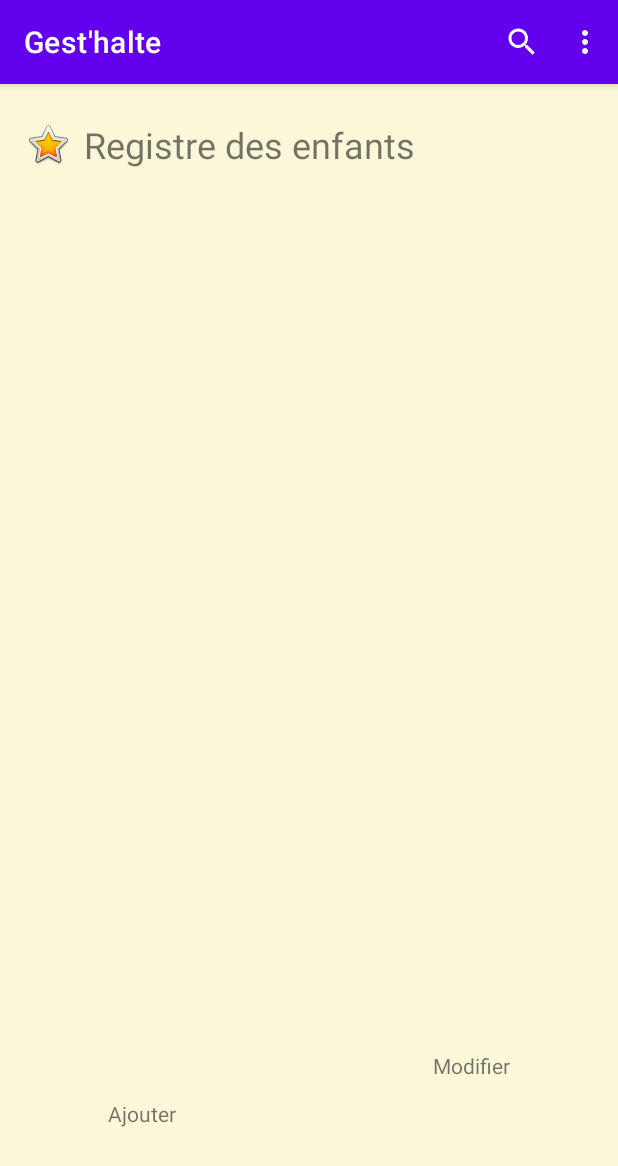
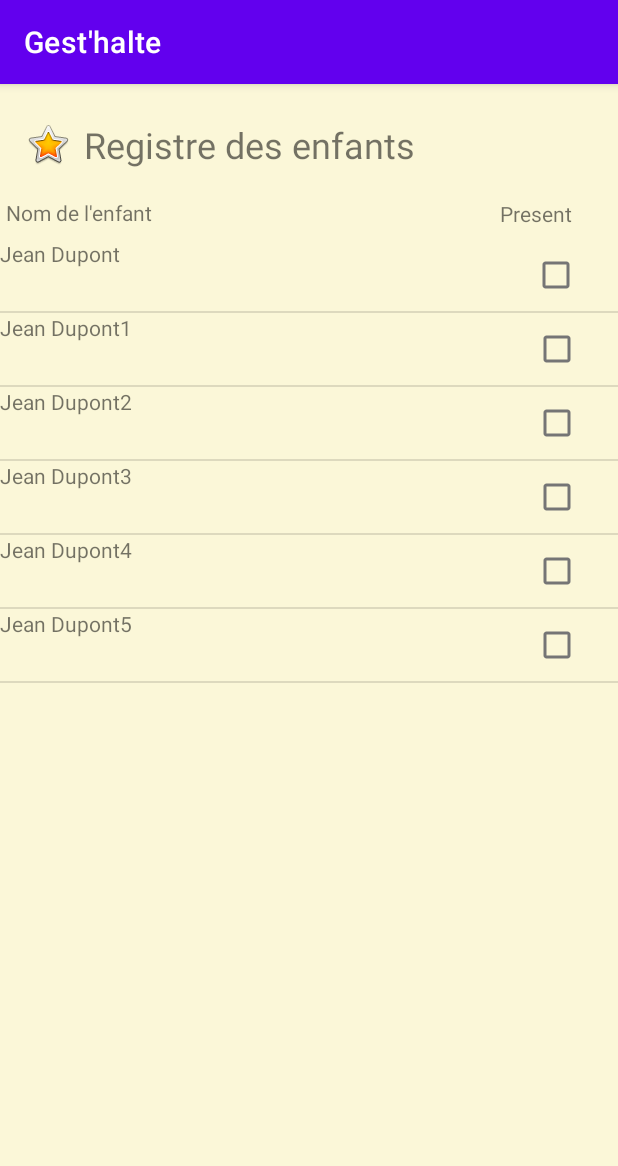
Before and after one commit to PolyYann/Gesthalte, an Android app: the screen it shows after launch (RegistreActivity), after a tap on an icon or button, on a phone screen of 412 x 824 dp. Shown: the top 1166 px of the screen. Run offline under Robolectric (Android 15) with nearby library versions, the phone set to English and light mode, and no system bars.

Commit message:
modifier enfant a tester

```diff
--- a/app/src/main/java/com/lebeau/gesthalte/RegistreActivity.java
+++ b/app/src/main/java/com/lebeau/gesthalte/RegistreActivity.java
@@ -5,18 +5,21 @@ import androidx.appcompat.app.AppCompatActivity;
 
 import android.content.Intent;
 import android.os.Bundle;
+import android.view.ActionMode;
 import android.view.Menu;
+import android.view.MenuInflater;
 import android.view.MenuItem;
 import android.view.View;
+import android.widget.AbsListView;
 import android.widget.AdapterView;
 import android.widget.CheckBox;
+import android.widget.ListView;
 import android.widget.TextView;
 import android.widget.Toast;
 
 import java.util.ArrayList;
-import java.util.HashMap;
+import java.util.List;
 
-import model.CheckedEnfant;
 import model.CustomListAdapter;
 import model.DBAdapter;
 import model.Enfant;
@@ -24,99 +27,77 @@ import model.RegistreEnfants;
 
 public class RegistreActivity extends AppCompatActivity {
  private Intent monIntent;
- private CustomListAdapter customListAdapter;
- private AdapterView listViewRegistre;
- private CheckBox chkPresent;
- private TextView lblEnfantNom;
+ private ListView listViewRegistre;
+ private CustomListAdapter adapter;
+ private List<String> nomComplets = new ArrayList<>();
 private DBAdapter dbAdapter;
+ private RegistreEnfants registreEnfants;
+private static boolean isActionMode = false;
 
     @Override
     protected void onCreate(Bundle savedInstanceState) {
         super.onCreate(savedInstanceState);
         setContentView(R.layout.activity_registre);
-//        setListener();
-        setWigets();
+        registreEnfants = RegistreEnfants.getInstance();
+        getNomComplets();
+        listViewRegistre = findViewById(R.id.listViewRegistre);
+        listViewRegistre.setChoiceMode(ListView.CHOICE_MODE_MULTIPLE_MODAL);
+        listViewRegistre.setMultiChoiceModeListener(modeListener);
+        adapter = new CustomListAdapter(nomComplets, this);
+        listViewRegistre.setAdapter(adapter);
+
     }
+    AbsListView.MultiChoiceModeListener modeListener = new AbsListView.MultiChoiceModeListener() {
+        @Override
+        public void onItemCheckedStateChanged(ActionMode actionMode, int i, long l, boolean b) {
 
-    private void setListener() {
-        listViewRegistre.setOnItemClickListener(new AdapterView.OnItemClickListener() {
-            @Override
-            public void onItemClick(AdapterView<?> adapterView, View view, int i, long l) {
-                //todo intent vers modifier
-            }
-        });    }
-
-    private void setWigets() {
-        monIntent = getIntent();
-        listViewRegistre = findViewById(R.id.listViewRegistre);
-        chkPresent = findViewById(R.id.chkPresent);
-        lblEnfantNom = findViewById(R.id.lblEnfantNom);
-        String[] from = {"nomComplet", "present"};
-        ArrayList<CheckedEnfant> listEnfants = new ArrayList<>();
-        int[] to = {R.id.lblEnfantNom, R.id.chkPresent};
-
-
-        //liste des enfants avec ou sans checked
-        for(Enfant e : RegistreEnfants.getInstance().getEnfants(this)){
-            String nomComplet = e.getPrenom() + " " + e.getNom();
-            CheckedEnfant chkEnfant = new CheckedEnfant(nomComplet, e.isPresent());
-           listEnfants.add(chkEnfant);
-        }
-        customListAdapter = new CustomListAdapter(this, listEnfants);
-          listViewRegistre.setAdapter(customListAdapter);
         }
 
         @Override
-    public boolean onCreateOptionsMenu(@NonNull Menu menu) {
-        getMenuInflater().inflate(R.menu.menu, menu);
-        return super.onCreateOptionsMenu(menu);
-    }
-    @Override
-    public boolean onOptionsItemSelected(@NonNull MenuItem item) {
-        int option = item.getItemId();
-        switch (option) {
-            case R.id.app_bar_search:
-                break;
-            case R.id.menuRegistre:
-                monIntent = new Intent(this, RegistreActivity.class);
-                startActivity(monIntent);
-                break;
-            case R.id.menuAjouter:
-                monIntent = new Intent(this, AjouterActivity.class);
-                startActivity(monIntent);
-                break;
-            case R.id.menuPresences:
-                Toast.makeText(this, R.string.presenceManagement,
-                        Toast.LENGTH_LONG).show();
-                break;
-            case R.id.menuLocaux:
-                Toast.makeText(this, R.string.roomManagement_Construction,
-                        Toast.LENGTH_LONG).show();
-                break;
-            case R.id.menuHoraires:
-                Toast.makeText(this, R.string.schedulePlanning_Construction,
-                        Toast.LENGTH_LONG).show();
-                break;
-        }
-        return super.onOptionsItemSelected(item);
+        public boolean onCreateActionMode(ActionMode actionMode, Menu menu) {
+
+            return false;
         }
 
-    public void onCheckboxClick(View view) {
-        boolean checked = ((CheckBox) view).isChecked();
+        @Override
+        public boolean onPrepareActionMode(ActionMode actionMode, Menu menu) {
+            return false;
+        }
 
-        switch (view.getId()) {
+        @Override
+        public boolean onActionItemClicked(ActionMode actionMode, MenuItem menuItem) {
+            return false;
+        }
 
-            case R.id.chkPresent:
-                int id = view.getId();
-                if (checked) {
-                    dbAdapter.modifierPresence(true, id);
-                } else {
-                    dbAdapter.modifierPresence(false,id);
+        @Override
+        public void onDestroyActionMode(ActionMode actionMode) {
+
         }
-                break;
+    };
 
-            default:
-                throw new IllegalStateException("Unexpected value: " + view.getId());
+    private void getNomComplets(){
+        for (Enfant enfant : registreEnfants.getEnfants()) {
+
+            nomComplets.add(enfant.getPrenom()+" "+enfant.getNom());
         }
     }
+
+//    public void onCheckboxClick(View view) {
+//        boolean checked = ((CheckBox) view).isChecked();
+//
+//        switch (view.getId()) {
+//
+//            case R.id.chkPresent:
+//                int id = view.getId();
+//                if (checked) {
+//                    dbAdapter.modifierPresence(true, id);
+//                } else {
+//                    dbAdapter.modifierPresence(false,id);
+//                }
+//                break;
+//
+//            default:
+//                throw new IllegalStateException("Unexpected value: " + view.getId());
+//        }
+//    }
 }
--- a/app/src/main/java/model/CheckedEnfant.java
+++ /dev/null
@@ -1,27 +0,0 @@
-package model;
-
-public class CheckedEnfant {
-    private String nomComplet;
-    private boolean isPresent;
-
-    public CheckedEnfant(String nomComplet, boolean isPresent) {
-        this.nomComplet = nomComplet;
-        this.isPresent = isPresent;
-    }
-
-    public String getNomComplet() {
-        return nomComplet;
-    }
-
-    public void setNomComplet(String nomComplet) {
-        this.nomComplet = nomComplet;
-    }
-
-    public boolean isPresent() {
-        return isPresent;
-    }
-
-    public void setPresent(boolean present) {
-        isPresent = present;
-    }
-}
--- a/app/src/main/java/model/CustomListAdapter.java
+++ b/app/src/main/java/model/CustomListAdapter.java
@@ -1,9 +1,16 @@
 package model;
 
+import android.app.Activity;
 import android.content.Context;
+import android.util.SparseBooleanArray;
+import android.view.ActionMode;
 import android.view.LayoutInflater;
+import android.view.Menu;
+import android.view.MenuInflater;
+import android.view.MenuItem;
 import android.view.View;
 import android.view.ViewGroup;
+import android.widget.AbsListView;
 import android.widget.ArrayAdapter;
 import android.widget.CheckBox;
 import android.widget.TextView;
@@ -15,34 +22,37 @@ import com.lebeau.gesthalte.R;
 import com.lebeau.gesthalte.RegistreActivity;
 
 import java.util.ArrayList;
+import java.util.List;
 
-public class CustomListAdapter extends ArrayAdapter<CheckedEnfant> {
-    private ArrayList<CheckedEnfant> listEnfant;
+public class CustomListAdapter extends ArrayAdapter<String> {
+    private List<String> nomComplets;
     private Context context;
-
-    public CustomListAdapter(Context context, ArrayList<CheckedEnfant> listEnfants) {
-        super(context, R.layout.enfant_list, listEnfants);
-        this.listEnfant = listEnfants;
+    DBAdapter dbAdapter;
+    public CustomListAdapter(List<String> nomComplet, @NonNull Context context) {
+        super(context, R.layout.enfant_list, nomComplet);
         this.context = context;
-
-    }
-
-
-
-    private class ViewHolder {
-        TextView lblEnfantNom;
-        CheckBox chkPresent;
+        this.nomComplets = nomComplet;
+        dbAdapter = new DBAdapter(context);
     }
 
     @NonNull
     @Override
     public View getView(int position, @Nullable View convertView, @NonNull ViewGroup parent) {
-        LayoutInflater inflater = (LayoutInflater) getContext().getSystemService(Context.LAYOUT_INFLATER_SERVICE);
-        View rowView = inflater.inflate(R.layout.activity_registre, parent, false);
-        TextView lblEnfantNom = rowView.findViewById(R.id.lblEnfantNom);
-        CheckBox chkPresent = rowView.findViewById(R.id.chkPresent);
-        lblEnfantNom.setText(listEnfant.get(position).getNomComplet());
-        chkPresent.setChecked(listEnfant.get(position).isPresent());
-        return rowView;
+        LayoutInflater inflater = ((Activity) context).getLayoutInflater();
+        View row = inflater.inflate(R.layout.enfant_list, parent, false);
+        TextView lblEnfantNom = row.findViewById(R.id.lblEnfantNom);
+        lblEnfantNom.setText(nomComplets.get(position));
+        CheckBox checkBox = row.findViewById(R.id.chkPresent);
+        checkBox.setOnClickListener(new View.OnClickListener() {
+            @Override
+            public void onClick(View view) {
+                if (checkBox.isChecked()) {
+                    dbAdapter.modifierPresence(true, RegistreEnfants.getInstance().getEnfant(position).get_id());
+                } else {
+                    dbAdapter.modifierPresence(false, RegistreEnfants.getInstance().getEnfant(position).get_id());
+                }
+            }
+        });
+        return row;
     }
 }
--- a/app/src/main/java/model/DBAdapter.java
+++ b/app/src/main/java/model/DBAdapter.java
@@ -85,6 +85,7 @@ public class DBAdapter {
         ContentValues values = new ContentValues();
         values.put(COL_EST_PRESENT, present);
         db.update(TABLE_E, values, COL_ID + "='" + id + "'", null);
+        Toast.makeText(context, "Presence modifiée", Toast.LENGTH_LONG).show();
         closeBD();
     }
 
--- a/app/src/main/java/model/RegistreEnfants.java
+++ b/app/src/main/java/model/RegistreEnfants.java
@@ -9,8 +9,8 @@ public class RegistreEnfants {
     private static final RegistreEnfants instance = new RegistreEnfants();
 
     private static final ArrayList<Enfant> listEnfants = new ArrayList<>();
-    private static final ArrayList<Enfant> mockEnfants = new ArrayList<>(List.of(new Enfant("Dupont", "Jean", "datenaissance",24,"telephone","addresse","ville","province","codePost","allergies", "parent1","parent2","parent3","persAuth",false),new Enfant("Dupont", "Jean", "datenaissance",24,"telephone","addresse","ville","province","codePost","allergies", "parent1","parent2","parent3","persAuth",false)
-            ,new Enfant("Dupont1", "Jean", "datenaissance",24,"telephone","addresse","ville","province","codePost","allergies", "parent1","parent2","parent3","persAuth",false),
+    private static final ArrayList<Enfant> mockEnfants = new ArrayList<>(List.of(new Enfant("Dupont", "Jean", "datenaissance",24,"telephone","addresse","ville","province","codePost","allergies", "parent1","parent2","parent3","persAuth",false),
+            new Enfant("Dupont1", "Jean", "datenaissance",24,"telephone","addresse","ville","province","codePost","allergies", "parent1","parent2","parent3","persAuth",false),
             new Enfant("Dupont2", "Jean", "datenaissance",24,"telephone","addresse","ville","province","codePost","allergies", "parent1","parent2","parent3","persAuth",false),
             new Enfant("Dupont3", "Jean", "datenaissance",24,"telephone","addresse","ville","province","codePost","allergies", "parent1","parent2","parent3","persAuth",false),
             new Enfant("Dupont4", "Jean", "datenaissance",24,"telephone","addresse","ville","province","codePost","allergies", "parent1","parent2","parent3","persAuth",false),
@@ -31,10 +31,10 @@ public class RegistreEnfants {
     public void supprimerEnfant(Enfant enfant) {
         listEnfants.remove(enfant);
     }
-    public Enfant afficherEnfant(int id) {
+    public Enfant getEnfant(int id) {
         return listEnfants.get(id);
     }
-    public List<Enfant> getEnfants(Context context) {
+    public List<Enfant> getEnfants() {
         return listEnfants;
     }
 
--- a/app/src/main/res/layout/activity_registre.xml
+++ b/app/src/main/res/layout/activity_registre.xml
@@ -36,7 +36,8 @@
         android:id="@+id/listViewRegistre"
         android:layout_width="0dp"
         android:layout_height="0dp"
-        app:layout_constraintBottom_toTopOf="@+id/btnRegAjout"
+        android:layout_marginTop="8dp"
+        app:layout_constraintBottom_toBottomOf="parent"
         app:layout_constraintEnd_toEndOf="parent"
         app:layout_constraintHorizontal_bias="0.0"
         app:layout_constraintStart_toStartOf="parent"
@@ -46,29 +47,24 @@
         android:id="@+id/textView2"
         android:layout_width="wrap_content"
         android:layout_height="wrap_content"
-        android:layout_marginStart="72dp"
-        android:layout_marginTop="555dp"
-        android:layout_marginBottom="72dp"
+        android:layout_marginStart="4dp"
 
-        android:text="@string/add"
-        app:layout_constraintBottom_toBottomOf="parent"
+        android:layout_marginTop="20dp"
+        android:text="@string/nom_de_l_enfant"
         app:layout_constraintStart_toStartOf="parent"
-        app:layout_constraintTop_toBottomOf="@+id/imageView"
-        app:layout_constraintVertical_bias="1.0" />
+        app:layout_constraintTop_toBottomOf="@+id/imageView" />
 
     <TextView
         android:id="@+id/textView3"
         android:layout_width="wrap_content"
         android:layout_height="wrap_content"
-        android:layout_marginStart="70dp"
-        android:layout_marginTop="555dp"
-        android:layout_marginEnd="72dp"
-        android:layout_marginBottom="72dp"
-        android:onClick="onRegModifier"
-        android:text="@string/modifier"
-        app:layout_constraintBottom_toBottomOf="parent"
+        android:layout_marginStart="16dp"
+        android:layout_marginTop="20dp"
+        android:layout_marginEnd="16dp"
+        android:text="@string/presence"
         app:layout_constraintEnd_toEndOf="parent"
-        app:layout_constraintStart_toEndOf="@+id/btnRegAjout"
+        app:layout_constraintHorizontal_bias="0.936"
+        app:layout_constraintStart_toEndOf="@+id/textView2"
         app:layout_constraintTop_toBottomOf="@+id/textView" />
 
 </androidx.constraintlayout.widget.ConstraintLayout>
--- a/app/src/main/res/layout/enfant_list.xml
+++ b/app/src/main/res/layout/enfant_list.xml
@@ -7,22 +7,24 @@
 
     <LinearLayout
         android:layout_width="match_parent"
-        android:layout_height="match_parent"
+        android:layout_height="wrap_content"
         android:orientation="horizontal"
-        tools:layout_editor_absoluteX="-152dp"
-        tools:layout_editor_absoluteY="201dp">
+        app:layout_constraintBottom_toBottomOf="parent"
+        app:layout_constraintEnd_toEndOf="parent"
+        app:layout_constraintStart_toStartOf="parent"
+        app:layout_constraintTop_toTopOf="parent">
 
         <LinearLayout
             android:id="@+id/linear"
             android:layout_width="wrap_content"
-            android:layout_height="wrap_content"
+            android:layout_height="match_parent"
             android:layout_weight="75"
             android:orientation="vertical">
 
             <TextView
                 android:id="@+id/lblEnfantNom"
                 android:layout_width="wrap_content"
-                android:layout_height="wrap_content"
+                android:layout_height="match_parent"
                 android:text="TextView" />
 
         </LinearLayout>
@@ -31,9 +33,8 @@
             android:id="@+id/chkPresent"
             android:layout_width="wrap_content"
             android:layout_height="wrap_content"
-            android:layout_weight="25"
-            android:checked="false"
-            android:onClick="onCheckboxClick" />
+            android:layout_weight="10" />
+
 
     </LinearLayout>
 </androidx.constraintlayout.widget.ConstraintLayout>
--- a/app/src/main/res/values/strings.xml
+++ b/app/src/main/res/values/strings.xml
@@ -28,7 +28,9 @@
     <string name="scheduleManagement">Gestions des horaires</string>
     <string name="btnEnregistrer">Enregistrer</string>
     <string name="presence">Present</string>
+
     <string name="modifier">Modifier</string>
     <string name="add">Ajouter</string>
     <string name="childRegister">Registre des enfants</string>
+    <string name="nom_de_l_enfant">Nom de l\'enfant</string>
 </resources>
```
Also changed, not shown: 2 other files. Lines whose indentation alone changed are shown as unchanged.
